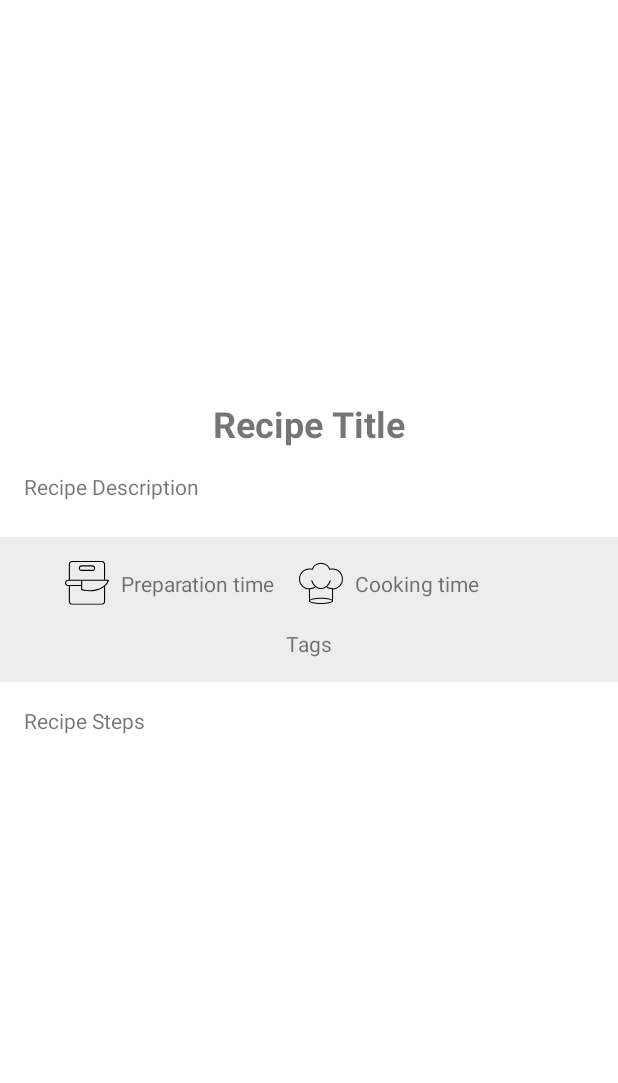
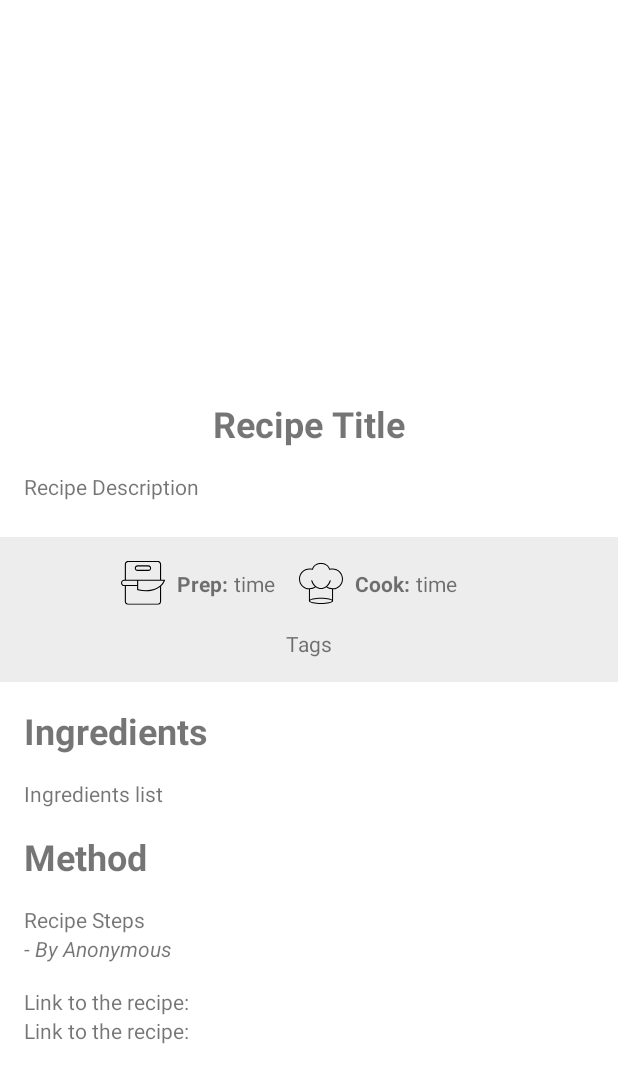
Before and after one commit to erikahendsel/android_recipe_app, an Android app: the layout activity_recipe_details.xml on its own in the app's theme, with its tools: preview values and no code run, on a phone screen of 412 x 824 dp. Shown: the top 1083 px of the screen. Run offline under Robolectric (Android 15) with nearby library versions, the phone set to English and light mode, and no system bars.

Commit message:
Recipe details styled and showing all the info. JSON modified. Recipe now has a link to the recipe page

```diff
--- a/app/src/main/java/com/erikahendsel/recipeapp/MainActivity.kt
+++ b/app/src/main/java/com/erikahendsel/recipeapp/MainActivity.kt
@@ -44,7 +44,9 @@ class MainActivity : AppCompatActivity() {
                 Log.d("TAGS", "${tags}")
                 val prepTime = recipe.getString("prepTime")
                 val cookTime = recipe.getString("cookTime")
-                val recipeDetails = RecipeModelClass(id, title, image, description, ingredients, cookingSteps, tags, prepTime, cookTime)
+                val author = recipe.getString("author")
+                val link = recipe.getString("link")
+                val recipeDetails = RecipeModelClass(id, title, image, description, ingredients, cookingSteps, tags, prepTime, cookTime, author, link)
                 recipeList.add(recipeDetails)
 
             }
@@ -73,6 +75,8 @@ class MainActivity : AppCompatActivity() {
                     it.putStringArrayListExtra("RECIPE_TAGS", ArrayList(recipeList[position].tags))
                     it.putExtra("RECIPE_PREP_TIME", recipeList[position].prepTime)
                     it.putExtra("RECIPE_COOK_TIME", recipeList[position].cookTime)
+                    it.putExtra("RECIPE_AUTHOR", recipeList[position].author)
+                    it.putExtra("RECIPE_LINK", recipeList[position].link)
                     startActivity(it)
                 }
             }
--- a/app/src/main/java/com/erikahendsel/recipeapp/Model/RecipeModelClass.kt
+++ b/app/src/main/java/com/erikahendsel/recipeapp/Model/RecipeModelClass.kt
@@ -11,5 +11,7 @@ data class RecipeModelClass(
     val cookingSteps: List<String>,
     val tags: List<String>,
     val prepTime: String,
-    val cookTime: String
+    val cookTime: String,
+    val author: String,
+    val link: String
 )
--- a/app/src/main/java/com/erikahendsel/recipeapp/RecipeAdapter.kt
+++ b/app/src/main/java/com/erikahendsel/recipeapp/RecipeAdapter.kt
@@ -1,12 +1,9 @@
 package com.erikahendsel.recipeapp
 
-import android.R
 import android.content.Context
 import android.util.Log
 import android.view.LayoutInflater
 import android.view.ViewGroup
-import android.widget.ImageView
-import androidx.core.content.ContextCompat
 import androidx.recyclerview.widget.RecyclerView
 import com.erikahendsel.recipeapp.Model.RecipeModelClass
 import com.erikahendsel.recipeapp.databinding.RecipeRowLayoutBinding
@@ -56,7 +53,7 @@ class RecipeAdapter(var context: Context, var items: ArrayList<RecipeModelClass>
             imgImage.setImageDrawable(context.getDrawable(items[position].image))
             tvTitle.text = items[position].title
             Log.d("WALI", "${items[position].tags}")
-            tvTags.text = items[position].tags.toString()
+            tvTags.text = items[position].tags.toString().replace("[", "").replace("]", "")
 
         }
     }
--- a/app/src/main/res/layout/activity_main.xml
+++ b/app/src/main/res/layout/activity_main.xml
@@ -12,7 +12,7 @@
     <androidx.recyclerview.widget.RecyclerView
         android:id="@+id/rvRecipeList"
         android:layout_width="match_parent"
-        android:layout_height="match_parent"
+        android:layout_height="wrap_content"
         app:barrierMargin="16dp"
         app:layout_constraintBottom_toBottomOf="parent"
         app:layout_constraintEnd_toEndOf="parent"
--- a/app/src/main/res/layout/activity_recipe_details.xml
+++ b/app/src/main/res/layout/activity_recipe_details.xml
@@ -15,6 +15,7 @@
             android:id="@+id/ivRecipeImage"
             android:layout_width="match_parent"
             android:layout_height="250dp"
+            android:contentDescription="Recipe Image"
             android:scaleType="centerCrop"
             app:layout_constraintEnd_toEndOf="parent"
             app:layout_constraintHorizontal_bias="0.5"
@@ -33,6 +34,18 @@
             android:textStyle="bold"
             app:layout_constraintTop_toBottomOf="@+id/ivRecipeImage"
             tools:layout_editor_absoluteX="-88dp" />
+
+        <TextView
+            android:id="@+id/tvRecipeDescription"
+            android:layout_width="wrap_content"
+            android:layout_height="wrap_content"
+            android:paddingLeft="16dp"
+            android:paddingTop="16dp"
+            android:paddingRight="16dp"
+            android:paddingBottom="24dp"
+            android:text="Recipe Description"
+            app:layout_constraintStart_toStartOf="parent"
+            app:layout_constraintTop_toBottomOf="@+id/tvRecipeTitle" />
 
 
         <androidx.constraintlayout.widget.ConstraintLayout
@@ -65,13 +78,24 @@
                     app:layout_constraintStart_toStartOf="parent" />
 
                 <TextView
+                    android:id="@+id/prepTimeSpan"
+                    android:layout_width="wrap_content"
+                    android:layout_height="wrap_content"
+                    android:layout_marginLeft="8dp"
+                    android:text="Prep:"
+                    android:textStyle="bold"
+                    app:layout_constraintBottom_toBottomOf="parent"
+                    app:layout_constraintStart_toEndOf="@+id/prepTime_icon"
+                    app:layout_constraintTop_toTopOf="parent" />
+
+                <TextView
                     android:id="@+id/prepTime"
                     android:layout_width="wrap_content"
                     android:layout_height="wrap_content"
-                    android:layout_marginLeft="8dp"
-                    android:text="Preparation time"
+                    android:layout_marginLeft="4dp"
+                    android:text="time"
                     app:layout_constraintBottom_toBottomOf="parent"
-                    app:layout_constraintStart_toEndOf="@+id/prepTime_icon"
+                    app:layout_constraintStart_toEndOf="@+id/prepTimeSpan"
                     app:layout_constraintTop_toTopOf="parent" />
             </androidx.constraintlayout.widget.ConstraintLayout>
 
@@ -95,13 +119,24 @@
                     app:layout_constraintTop_toTopOf="parent" />
 
                 <TextView
+                    android:id="@+id/cookTimeSpan"
+                    android:layout_width="wrap_content"
+                    android:layout_height="wrap_content"
+                    android:layout_marginLeft="8dp"
+                    android:text="Cook:"
+                    android:textStyle="bold"
+                    app:layout_constraintBottom_toBottomOf="parent"
+                    app:layout_constraintStart_toEndOf="@+id/cookTime_icon"
+                    app:layout_constraintTop_toTopOf="parent" />
+
+                <TextView
                     android:id="@+id/cookTime"
                     android:layout_width="wrap_content"
                     android:layout_height="wrap_content"
-                    android:layout_marginLeft="8dp"
-                    android:text="Cooking time"
+                    android:layout_marginLeft="4dp"
+                    android:text="time"
                     app:layout_constraintBottom_toBottomOf="parent"
-                    app:layout_constraintStart_toEndOf="@+id/cookTime_icon"
+                    app:layout_constraintStart_toEndOf="@+id/cookTimeSpan"
                     app:layout_constraintTop_toTopOf="parent" />
             </androidx.constraintlayout.widget.ConstraintLayout>
 
@@ -142,26 +177,85 @@
         </androidx.constraintlayout.widget.ConstraintLayout>
 
         <TextView
-            android:id="@+id/tvRecipeDescription"
+            android:id="@+id/tvIngredientsTitle"
             android:layout_width="wrap_content"
             android:layout_height="wrap_content"
-            android:paddingLeft="16dp"
+            android:layout_marginLeft="16dp"
             android:paddingTop="16dp"
-            android:paddingRight="16dp"
-            android:paddingBottom="24dp"
-            android:text="Recipe Description"
+            android:paddingBottom="16dp"
+            android:text="Ingredients"
+            android:textSize="24sp"
+            android:textStyle="bold"
             app:layout_constraintStart_toStartOf="parent"
-            app:layout_constraintTop_toBottomOf="@+id/tvRecipeTitle" />
+            app:layout_constraintTop_toBottomOf="@+id/constraintLayout4" />
+
+        <TextView
+            android:id="@+id/tvIngredients"
+            android:layout_width="wrap_content"
+            android:layout_height="wrap_content"
+            android:layout_marginLeft="16dp"
+            android:lineHeight="24dp"
+            android:text="Ingredients list"
+            app:layout_constraintStart_toStartOf="parent"
+            app:layout_constraintTop_toBottomOf="@+id/tvIngredientsTitle" />
+
+        <TextView
+            android:id="@+id/tvMethod"
+            android:layout_width="wrap_content"
+            android:layout_height="wrap_content"
+            android:layout_marginLeft="16dp"
+            android:paddingTop="16dp"
+            android:paddingBottom="16dp"
+            android:text="Method"
+            android:textSize="24sp"
+            android:textStyle="bold"
+            app:layout_constraintStart_toStartOf="parent"
+            app:layout_constraintTop_toBottomOf="@+id/tvIngredients" />
 
 
         <TextView
             android:id="@+id/tvSteps"
             android:layout_width="wrap_content"
             android:layout_height="wrap_content"
-            android:padding="16dp"
+            android:paddingLeft="16dp"
             android:text="Recipe Steps"
             app:layout_constraintStart_toStartOf="parent"
-            app:layout_constraintTop_toBottomOf="@+id/constraintLayout4" />
+            app:layout_constraintTop_toBottomOf="@+id/tvMethod" />
+
+        <TextView
+            android:id="@+id/tvAuthor"
+            android:layout_width="wrap_content"
+            android:layout_height="wrap_content"
+            android:paddingLeft="16dp"
+            android:paddingBottom="16dp"
+            android:text="- By Anonymous"
+            android:textStyle="italic"
+            app:layout_constraintStart_toStartOf="parent"
+            app:layout_constraintTop_toBottomOf="@+id/tvSteps" />
+
+
+        <TextView
+            android:id="@+id/tvLinkSpan"
+            android:layout_width="wrap_content"
+            android:layout_height="wrap_content"
+            android:paddingLeft="16dp"
+            android:text="Link to the recipe:"
+            app:layout_constraintStart_toStartOf="parent"
+            app:layout_constraintTop_toBottomOf="@+id/tvAuthor" />
+
+        <TextView
+            android:id="@+id/tvLink"
+            android:layout_width="wrap_content"
+            android:layout_height="wrap_content"
+            android:autoLink="web"
+            android:paddingLeft="16dp"
+            android:paddingBottom="24dp"
+            android:text="Link to the recipe:"
+            app:layout_constraintStart_toStartOf="parent"
+
+            app:layout_constraintTop_toBottomOf="@+id/tvLinkSpan" />
+
+
     </androidx.constraintlayout.widget.ConstraintLayout>
 
 
--- a/app/src/main/res/layout/recipe_row_layout.xml
+++ b/app/src/main/res/layout/recipe_row_layout.xml
@@ -8,9 +8,10 @@
     <LinearLayout
         android:id="@+id/llRecipeRow"
         android:layout_width="match_parent"
-        android:layout_height="wrap_content"
+        android:layout_height="0dp"
         android:background="@drawable/card"
         android:orientation="vertical"
+        app:layout_constraintDimensionRatio="1:2"
         app:layout_constraintBottom_toBottomOf="parent"
         app:layout_constraintEnd_toEndOf="parent"
         app:layout_constraintHorizontal_bias="0.5"
```
Also changed, not shown: app/src/main/assets/recipes.json (+157 -37 lines), app/src/main/java/com/erikahendsel/recipeapp/RecipeDetails.kt (+40 -13 lines), app/src/main/res/drawable/caponata_pasta.webp (added), app/src/main/res/drawable/couscous_salad.webp (added), app/src/main/res/drawable/forest_fruit_banana_smoothie.webp (added).
